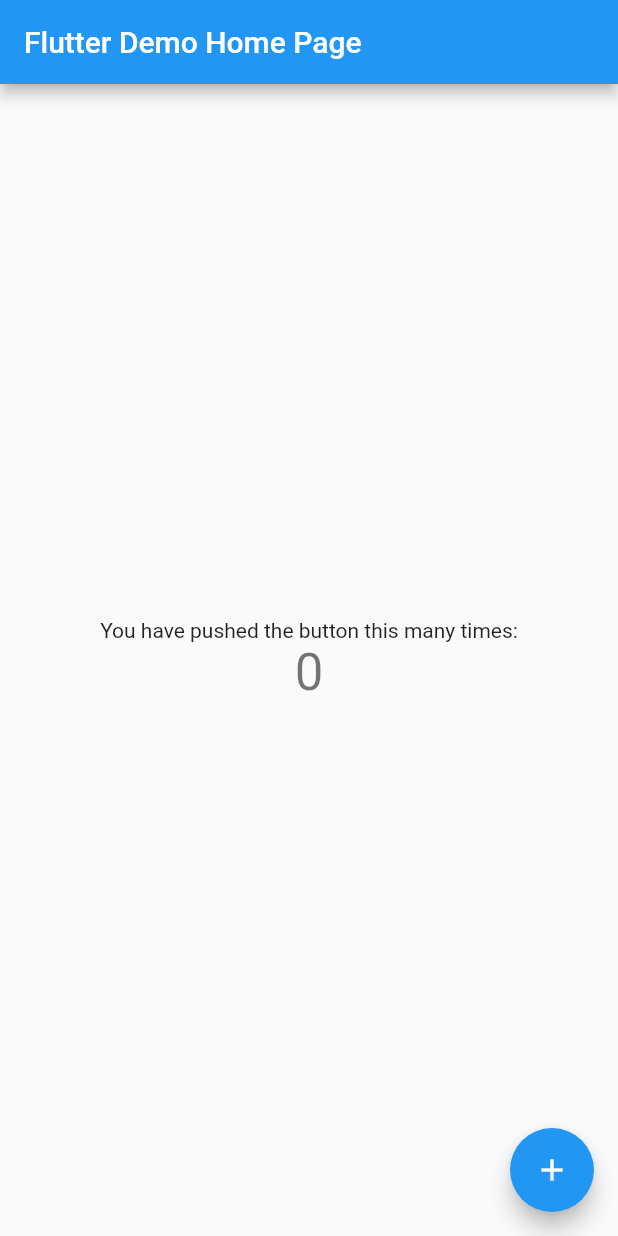
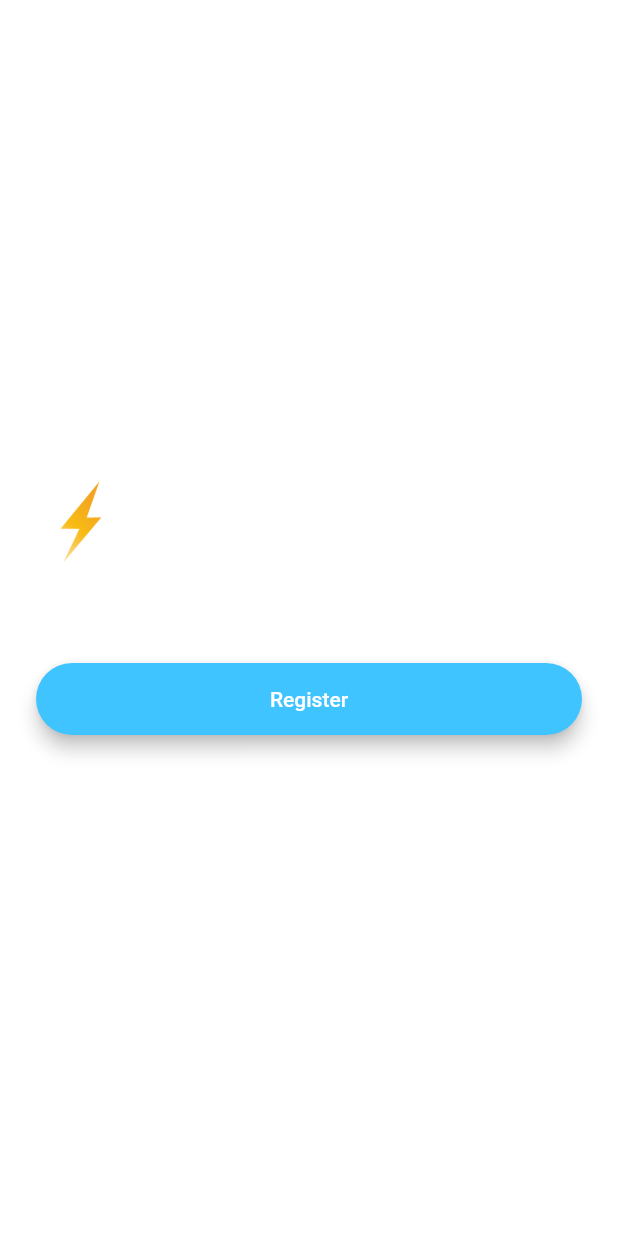
Before and after one commit to mayhim182/flashchat, a Flutter app: the screen it shows after launch, on a phone screen of 412 x 824 dp. Run offline on Flutter 3.47's test engine with Material 2 defaults, Android fonts, the phone set to English and light mode, and no system bars; statements that could not run were skipped.

Commit message:
adding the basic UI

```diff
--- a/lib/main.dart
+++ b/lib/main.dart
@@ -1,115 +1,32 @@
+import 'package:flashchatingapp/screens/chat_screen.dart';
+import 'package:flashchatingapp/screens/login_screen.dart';
+import 'package:flashchatingapp/screens/registration_screen.dart';
+import 'package:flashchatingapp/screens/welcome_screen.dart';
 import 'package:flutter/material.dart';
 
 void main() {
-  runApp(const MyApp());
+  runApp(FlashChat());
 }
 
-class MyApp extends StatelessWidget {
-  const MyApp({super.key});
+class FlashChat extends StatelessWidget {
+  // const FlashChat({Key? key}) : super(key: key);
 
-  // This widget is the root of your application.
   @override
   Widget build(BuildContext context) {
     return MaterialApp(
-      title: 'Flutter Demo',
-      theme: ThemeData(
-        // This is the theme of your application.
-        //
-        // Try running your application with "flutter run". You'll see the
-        // application has a blue toolbar. Then, without quitting the app, try
-        // changing the primarySwatch below to Colors.green and then invoke
-        // "hot reload" (press "r" in the console where you ran "flutter run",
-        // or simply save your changes to "hot reload" in a Flutter IDE).
-        // Notice that the counter didn't reset back to zero; the application
-        // is not restarted.
-        primarySwatch: Colors.blue,
+      theme: ThemeData.dark().copyWith(
+        textTheme:TextTheme(
+          bodyText1:TextStyle(color: Colors.black54)
+        )
       ),
-      home: const MyHomePage(title: 'Flutter Demo Home Page'),
+      initialRoute: ,
+      routes: {
+        'welcome_screen':(context)=>WelcomeScreen(),
+        'login_screen': (context)=>LoginScreen(),
+        'registration_screen':(context)=>RegistrationScreen(),
+        'chat_screen':(context)=>ChatScreen()
+      },
+      home: WelcomeScreen(),
     );
   }
 }
-
-class MyHomePage extends StatefulWidget {
-  const MyHomePage({super.key, required this.title});
-
-  // This widget is the home page of your application. It is stateful, meaning
-  // that it has a State object (defined below) that contains fields that affect
-  // how it looks.
-
-  // This class is the configuration for the state. It holds the values (in this
-  // case the title) provided by the parent (in this case the App widget) and
-  // used by the build method of the State. Fields in a Widget subclass are
-  // always marked "final".
-
-  final String title;
-
-  @override
-  State<MyHomePage> createState() => _MyHomePageState();
-}
-
-class _MyHomePageState extends State<MyHomePage> {
-  int _counter = 0;
-
-  void _incrementCounter() {
-    setState(() {
-      // This call to setState tells the Flutter framework that something has
-      // changed in this State, which causes it to rerun the build method below
-      // so that the display can reflect the updated values. If we changed
-      // _counter without calling setState(), then the build method would not be
-      // called again, and so nothing would appear to happen.
-      _counter++;
-    });
-  }
-
-  @override
-  Widget build(BuildContext context) {
-    // This method is rerun every time setState is called, for instance as done
-    // by the _incrementCounter method above.
-    //
-    // The Flutter framework has been optimized to make rerunning build methods
-    // fast, so that you can just rebuild anything that needs updating rather
-    // than having to individually change instances of widgets.
-    return Scaffold(
-      appBar: AppBar(
-        // Here we take the value from the MyHomePage object that was created by
-        // the App.build method, and use it to set our appbar title.
-        title: Text(widget.title),
-      ),
-      body: Center(
-        // Center is a layout widget. It takes a single child and positions it
-        // in the middle of the parent.
-        child: Column(
-          // Column is also a layout widget. It takes a list of children and
-          // arranges them vertically. By default, it sizes itself to fit its
-          // children horizontally, and tries to be as tall as its parent.
-          //
-          // Invoke "debug painting" (press "p" in the console, choose the
-          // "Toggle Debug Paint" action from the Flutter Inspector in Android
-          // Studio, or the "Toggle Debug Paint" command in Visual Studio Code)
-          // to see the wireframe for each widget.
-          //
-          // Column has various properties to control how it sizes itself and
-          // how it positions its children. Here we use mainAxisAlignment to
-          // center the children vertically; the main axis here is the vertical
-          // axis because Columns are vertical (the cross axis would be
-          // horizontal).
-          mainAxisAlignment: MainAxisAlignment.center,
-          children: <Widget>[
-            const Text(
-              'You have pushed the button this many times:',
-            ),
-            Text(
-              '$_counter',
-              style: Theme.of(context).textTheme.headlineMedium,
-            ),
-          ],
-        ),
-      ),
-      floatingActionButton: FloatingActionButton(
-        onPressed: _incrementCounter,
-        tooltip: 'Increment',
-        child: const Icon(Icons.add),
-      ), // This trailing comma makes auto-formatting nicer for build methods.
-    );
-  }
-}
--- /dev/null
+++ b/lib/screens/welcome_screen.dart
@@ -0,0 +1,61 @@
+import 'package:flutter/material.dart';
+
+class WelcomeScreen extends StatefulWidget {
+  // const WelcomeScreen({Key? key}) : super(key: key);
+
+  @override
+  State<WelcomeScreen> createState() => _WelcomeScreenState();
+}
+
+class _WelcomeScreenState extends State<WelcomeScreen> {
+  @override
+  Widget build(BuildContext context) {
+    return Scaffold(
+backgroundColor: Colors.white,
+      body: Padding(
+padding: EdgeInsets.symmetric(horizontal: 24.0),
+child: Column(
+  mainAxisAlignment: MainAxisAlignment.center,
+  crossAxisAlignment: CrossAxisAlignment.stretch,
+  children: <Widget>[
+Row(
+  children: <Widget>[
+Container(
+  child: Image.asset('images/logo.png'),
+height: 60.0,
+),
+    Text(
+        'Flash chat',
+      style: TextStyle(
+        fontSize:45.0,
+fontWeight:FontWeight.w900,
+      ),
+    ),
+
+  ],
+),
+SizedBox(
+  height: 48.0,
+),
+Padding(
+  padding: EdgeInsets.symmetric(vertical: 16.0),
+child: Material(
+  elevation: 5.0,
+color: Colors.lightBlueAccent,
+borderRadius: BorderRadius.circular(30.0),
+  child: MaterialButton(
+    onPressed:(){
+          //Go to login screen
+      },
+    minWidth: 200.0,
+height: 42.0,
+    child: Text('Register'),
+  ),
+),
+)
+  ],
+),
+      ),
+    );
+  }
+}
--- a/pubspec.yaml
+++ b/pubspec.yaml
@@ -59,9 +59,8 @@
   uses-material-design: true
 
   # To add assets to your application, add an assets section, like this:
-  # assets:
-  #   - images/a_dot_burr.jpeg
-  #   - images/a_dot_ham.jpeg
+  assets:
+     - images/
 
   # An image asset can refer to one or more resolution-specific "variants", see
   # https://flutter.dev/assets-and-images/#resolution-aware
```
Also changed, not shown: lib/constants.dart (added, +20 -0 lines), lib/screens/chat_screen.dart (added, +58 -0 lines), lib/screens/login_screen.dart (added, +94 -0 lines), lib/screens/registration_screen.dart (added, +99 -0 lines), images/logo.png (added), 40 other files.
